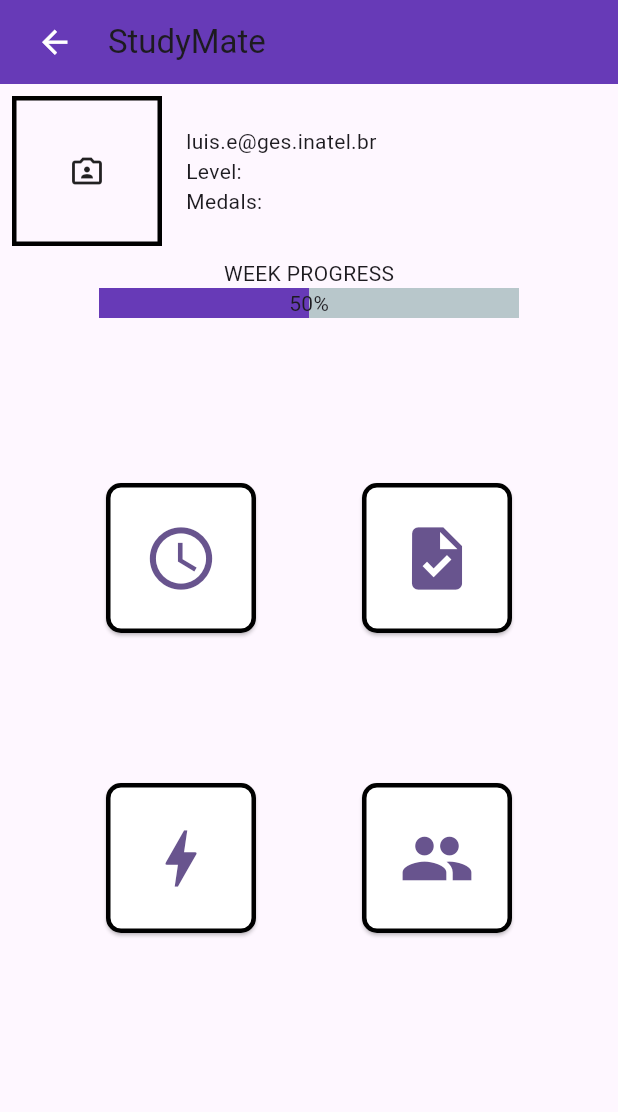
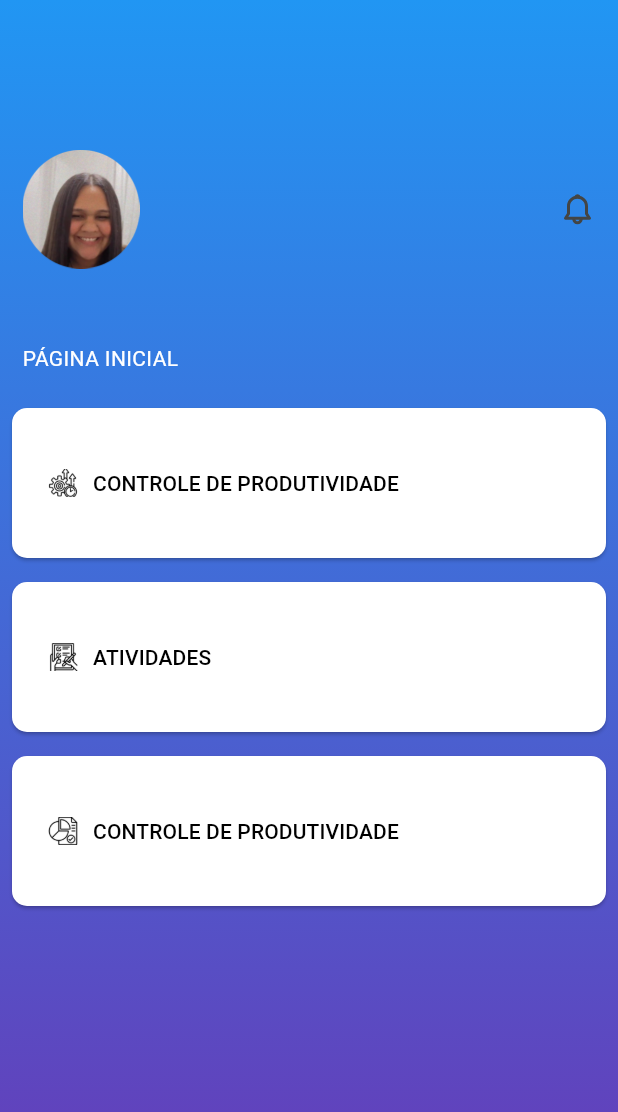
Before and after one commit to AnaJuliaP/StudyMate_Fetin2023, a Flutter app: the MenuScreen screen opened directly, on a phone screen of 412 x 824 dp. Shown: the top 1112 px of the screen. Run offline on Flutter 3.47's test engine with Material 2 defaults, Android fonts, the light colour scheme and no system bars; drawn by our look-alikes of percent_indicator; our stand-ins replace cached_network_image, flutter_mobx, flutter_svg, mobx, sqflite; accounts and stored records are empty; generated files the repository leaves out were written again.

Commit message:
Menu novo

```diff
--- a/lib/screens/menu_screen.dart
+++ b/lib/screens/menu_screen.dart
@@ -1,4 +1,5 @@
 import 'package:flutter/material.dart';
+import 'package:flutter_svg/svg.dart';
 import 'package:percent_indicator/linear_percent_indicator.dart';
 import 'package:studymate_project_fetin/screens/pomodoro_screen.dart';
 import 'package:studymate_project_fetin/screens/menu_report_screen.dart';
@@ -14,168 +15,130 @@ class _MenuScreenState extends State<MenuScreen> {
   @override
   Widget build(BuildContext context) {
     return Scaffold(
-      appBar: AppBar(
-        backgroundColor: Colors.deepPurple,
-        title: const Text('StudyMate'),
-        leading: SizedBox(
-          width: 100,
-          height: 100,
-          child: ElevatedButton(
-            onPressed: () {
-              Navigator.pop(context);
-            },
-            style: ElevatedButton.styleFrom(
-                backgroundColor: Colors.deepPurple,
-                shape: RoundedRectangleBorder(),
-                elevation: 0),
-            child: const Icon(
-              Icons.arrow_back,
-              size: 25,
-              color: Colors.white,
+      body: Container(
+        decoration: BoxDecoration(
+            gradient: LinearGradient(
+                begin: Alignment.topCenter,
+                end: Alignment.bottomCenter,
+                colors: [
+                  Colors.blue,
+                  Colors.deepPurple,
+                ])),
+        child: Center(
+          child: Column(
+            crossAxisAlignment: CrossAxisAlignment.start,
+            children: [
+              Row(
+                mainAxisAlignment: MainAxisAlignment.spaceBetween,
+                children: [
+                  Padding(
+                    padding: EdgeInsets.only(top: 100, left: 15),
+                    child: Image.asset(
+                      'assets/images/img_profile.png',
+                      scale: 3.0,
                     ),
                   ),
-        ),
-      ),
-      body: Center(
-        child: Column(
-          children: [
-            Row(
-              children: [
                   Padding(
-                  padding: const EdgeInsets.all(8.0),
-                  child: Container(
-                    width: 100,
-                    height: 100,
-                    decoration: BoxDecoration(border: Border.all(width: 3)),
-                    child: const Icon(Icons.photo_camera_front_outlined),
-                  ),
-                ),
-                const Padding(
-                  padding: EdgeInsets.all(8.0),
-                  child: Column(
-                    mainAxisAlignment: MainAxisAlignment.start,
-                    crossAxisAlignment: CrossAxisAlignment.start,
-                    children: [
-                      Text('luis.e@ges.inatel.br'),
-                      Text('Level: '),
-                      Text('Medals: '),
-                    ],
+                    padding: const EdgeInsets.only(top: 100, right: 15),
+                    child: SvgPicture.asset(
+                      'assets/images/img_notification.svg',
                     ),
                   )
                 ],
               ),
-            SizedBox(
-                width: 300,
-                height: 50,
-                child: Column(
-                  mainAxisAlignment: MainAxisAlignment.start,
+              Padding(
+                padding: const EdgeInsets.only(top: 50, left: 15,bottom: 15),
+                child: Text('PÁGINA INICIAL',style: TextStyle(color: Colors.white),),
+              ),
+              Padding(
+                padding: const EdgeInsets.all(8.0),
+                child: ElevatedButton(
+                  onPressed: () {
+                    Navigator.push(context, MaterialPageRoute(builder: (context) => Pomodoro()));
+                  },
+                  child: Row(
                     children: [
-                    const Text('WEEK PROGRESS'),
-                    LinearPercentIndicator(
-                      progressColor: Colors.deepPurple,
-                      lineHeight: 20,
-                      center: const Text('50%'),
-                      percent: 0.5,
+                      Container(
+                        width: 20,
+                        height: 20,
+                        child: Image.asset('assets/images/img_rectangle9.png'),
+                      ),
+                      SizedBox(width: 10),
+                      Text(
+                        'CONTROLE DE PRODUTIVIDADE',
+                        style: TextStyle(color: Colors.black),
                       ),
                     ],
-                )),
-            Padding(
-              padding: const EdgeInsets.only(top: 100.0),
-              child: Row(
-                mainAxisAlignment: MainAxisAlignment.spaceEvenly,
-                children: [
-                  // Botão Calendário e to-do list
-
-                  SizedBox(
-                    width: 100,
-                    height: 100,
-                    child: ElevatedButton(
-                      onPressed: () {
-                        // Lógica do botão
-                        Navigator.push(context, MaterialPageRoute(builder: (context) => Pomodoro()));
-                      },
+                  ),
                   style: ElevatedButton.styleFrom(
                     backgroundColor: Colors.white,
-                          side:
-                              const BorderSide(width: 3.0, color: Colors.black),
                     shape: RoundedRectangleBorder(
-                              borderRadius: BorderRadius.circular(10.0))),
-                      child: const Icon(
-                        Icons.access_time,
-                        size: 50,
+                        borderRadius: BorderRadius.circular(10.0)),
+                    minimumSize: Size(double.infinity, 100),
                   ),
                 ),
               ),
-                  SizedBox(
-                    width: 100,
-                    height: 100,
+              Padding(
+                padding: const EdgeInsets.all(8.0),
                 child: ElevatedButton(
                   onPressed: () {
                     Navigator.pushNamed(context, '/InitialScreen');
                   },
+                  child: Row(
+                    children: [
+                      Container(
+                        width: 20,
+                        height: 20,
+                        child: Image.asset('assets/images/img_rectangle9_32x35.png'),
+                      ),
+                      SizedBox(width: 10),
+                      Text(
+                        'ATIVIDADES',
+                        style: TextStyle(color: Colors.black),
+                      ),
+                    ],
+                  ),
                   style: ElevatedButton.styleFrom(
                     backgroundColor: Colors.white,
-                          side:
-                              const BorderSide(width: 3.0, color: Colors.black),
                     shape: RoundedRectangleBorder(
-                              borderRadius: BorderRadius.circular(10.0))),
-                      child: const Icon(
-                        Icons.task,
-                        size: 50,
+                        borderRadius: BorderRadius.circular(10.0)),
+                    minimumSize: Size(double.infinity, 100),
+                  ),
+                ),
+              ),
+              Padding(
+                padding: const EdgeInsets.all(8.0),
+                child: ElevatedButton(
+                  onPressed: () {
+                    Navigator.push(context, MaterialPageRoute(builder: (context) => MenuReportScreen()));
+                  },
+                  child: Row(
+                    children: [
+                      Container(
+                        width: 20,
+                        height: 20,
+                        child: Image.asset('assets/images/img_rectangle9_1.png'),
+                      ),
+                      SizedBox(width: 10),
+                      Text(
+                        'CONTROLE DE PRODUTIVIDADE',
+                        style: TextStyle(color: Colors.black),
+                      ),
+                    ],
+                  ),
+                  style: ElevatedButton.styleFrom(
+                    backgroundColor: Colors.white,
+                    shape: RoundedRectangleBorder(
+                        borderRadius: BorderRadius.circular(10.0)),
+                    minimumSize: Size(double.infinity, 100),
                   ),
                 ),
               ),
             ],
           ),
         ),
-            Padding(
-              padding: const EdgeInsets.only(top: 100.0),
-              child: Row(
-                mainAxisAlignment: MainAxisAlignment.spaceEvenly,
-                children: [
-                  // Botão Tecnica pomodoro e comunidade
-                  SizedBox(
-                    width: 100,
-                    height: 100,
-                    child: ElevatedButton(
-                      onPressed: () {
-                        Navigator.push(context, MaterialPageRoute(builder: (context) => MenuReportScreen()));
-                      },
-                      style: ElevatedButton.styleFrom(
-                          backgroundColor: Colors.white,
-                          side:
-                              const BorderSide(width: 3.0, color: Colors.black),
-                          shape: RoundedRectangleBorder(
-                              borderRadius: BorderRadius.circular(10.0))),
-                      child: const Icon(
-                        Icons.bolt,
-                        size: 50,
       ),
-                    ),
-                  ),
-                  SizedBox(
-                    width: 100,
-                    height: 100,
-                    child: ElevatedButton(
-                      onPressed: () {},
-                      style: ElevatedButton.styleFrom(
-                          backgroundColor: Colors.white,
-                          side:
-                              const BorderSide(width: 3.0, color: Colors.black),
-                          shape: RoundedRectangleBorder(
-                              borderRadius: BorderRadius.circular(10.0))),
-                      child: const Icon(
-                        Icons.people,
-                        size: 50,
-                      ),
-                    ),
-                  ),
-                ],
-              ),
-            ),
-          ],
-        ),
-      ),
+      // This trailing comma makes auto-formatting nicer for build methods.
     );
   }
 }
--- a/lib/screens/pomodoro_screen.dart
+++ b/lib/screens/pomodoro_screen.dart
@@ -15,7 +15,7 @@ class Pomodoro extends StatelessWidget {
 
     return Scaffold(
       appBar: AppBar(
-        backgroundColor: Colors.deepPurple,
+        backgroundColor: Colors.white,
         title: const Text('Pomodoro'),
         leading: Container(
           width: 100,
@@ -25,13 +25,13 @@ class Pomodoro extends StatelessWidget {
               Navigator.pop(context);
             },
             style: ElevatedButton.styleFrom(
-                backgroundColor: Colors.deepPurple,
+                backgroundColor: Colors.white,
                 shape: RoundedRectangleBorder(),
                 elevation: 0),
             child: const Icon(
               Icons.arrow_back,
               size: 25,
-              color: Colors.white,
+              color: Colors.black,
             ),
           ),
         ),
--- a/pubspec.yaml
+++ b/pubspec.yaml
@@ -55,6 +55,7 @@ dev_dependencies:
     sdk: flutter
   build_runner: ^2.0.6
   mobx_codegen: ^2.0.2
+  flutter_svg: ^1.1.6
 
 
 
```
Also changed, not shown: assets/images/img_profile.png (added), pubspec.lock. Lines whose indentation alone changed are shown as unchanged.
